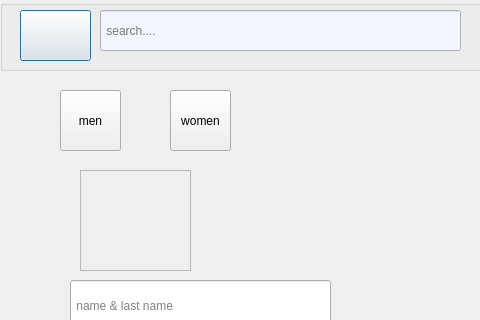
Qt form work-main (1)/work-main/work-main/work-main/MainProjectPhase1-master/MainProjectPhase1-main/mepage.ui (f8477/work) before a commit; both pictures show x 0 to 480 and y 0 to 320 of the 1111 by 652 pixel window.
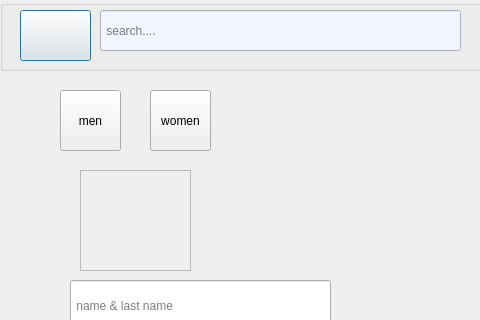
The same form after that commit. Icons and pictures are not drawn.

The edit to the form file:
```diff
--- a/work-main (1)/work-main/work-main/work-main/MainProjectPhase1-master/MainProjectPhase1-main/mepage.ui
+++ b/work-main (1)/work-main/work-main/work-main/MainProjectPhase1-master/MainProjectPhase1-main/mepage.ui
@@ -209,7 +209,7 @@
   <widget class="QPushButton" name="women">
    <property name="geometry">
     <rect>
-     <x>170</x>
+     <x>150</x>
      <y>90</y>
      <width>61</width>
      <height>61</height>
```
